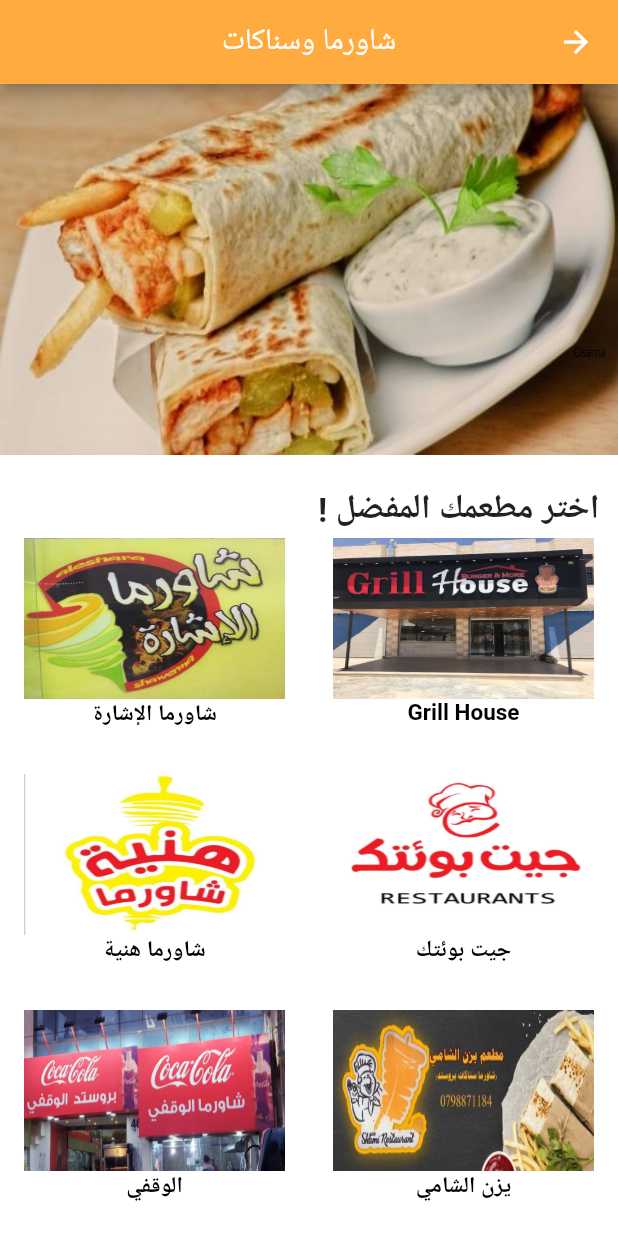
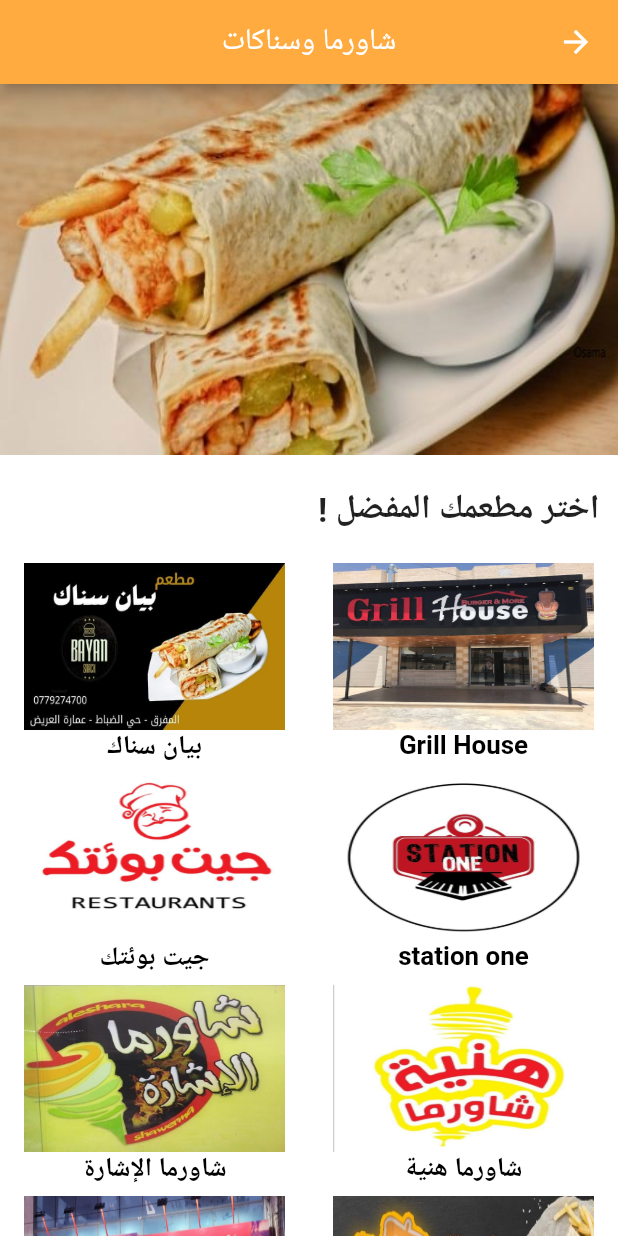
Before and after one commit to OsamaOmari02/Delivery-Time, a Flutter app: the screen it shows once a user with an empty profile is signed in, after a tap on "شاورما وسناكات", on a phone screen of 412 x 824 dp. Run offline on Flutter 3.47's test engine with Material 2 defaults, Android fonts, the phone set to English and light mode, and no system bars; our stand-ins replace carousel_pro, cloud_firestore, firebase_auth, firebase_core, fluttertoast, location and 2 more; accounts and stored records are empty.

```diff
--- a/lib/LanguageProvider.dart
+++ b/lib/LanguageProvider.dart
@@ -127,6 +127,7 @@
     'will reach out to u': 'سيتم التواصل معك قريباً',
     'alert': 'إنتباه !',
     'details': 'التفاصيل',
+    'Do you want to exit an App':'هل تريد الخروج من التطبيق؟',
     'last note':
         'في بعض الحالات (اذا كان الطلب حساس او كبير الحجم او في حال عدم توفر دراجة بتلك اللحظة) سيتم التوصيل عن طريق السيارة وسيتم زيادة نصف دينار على سعر التوصيل.',
   };
@@ -251,6 +252,7 @@
     'will reach out to u': 'We will reach out to you soon !',
     'attention': 'Attention !',
     'details': 'Details',
+    'Do you want to exit an App':'Do you want to exit ?',
     'last note':
         'In some cases we have to use a car instead of a bike,0.50 JD will be added to the delivery price.',
   };
--- a/lib/Shawarma.dart
+++ b/lib/Shawarma.dart
@@ -30,13 +30,13 @@
         },
         title: Image.asset(
           image,
-          height: height * 0.13,
+          height: height * 0.135,
           fit: BoxFit.fill,
         ),
         subtitle: Text(title,
             style: TextStyle(
                 color: provider.isDark? Colors.white:Colors.black,
-                fontSize: 15,
+                fontSize: width*0.042,
                 fontWeight: FontWeight.bold),
             textAlign: TextAlign.center),
       );
@@ -50,7 +50,8 @@
           title: Text(lanProvider.texts('Shawarma & snacks')),
           centerTitle: true,
         ),
-        body: ListView(
+        body: Scrollbar(
+          child: ListView(
             children: [
               SizedBox(
                 height: height * 0.3,
@@ -73,26 +74,28 @@
                   ),
                 ],
               ),
+              SizedBox(height: height * 0.02),
               Container(
-              height: height * 0.7,
-              child: Scrollbar(
+                height: height*1.4,
                 child: GridView(
+                  physics: const NeverScrollableScrollPhysics(),
                   gridDelegate:
-                  const SliverGridDelegateWithMaxCrossAxisExtent(
+                   SliverGridDelegateWithMaxCrossAxisExtent(
                     maxCrossAxisExtent: 220,
-                    mainAxisSpacing: 20,
-                    crossAxisSpacing: 0,
+                    mainAxisSpacing: height*0.004,
+                    crossAxisSpacing:0,
                     childAspectRatio: 3 / 2,
                   ),
                   children: [
                     funImage(
                         'file/grill_house.jpg', "Grill House"),
                     // funImage('file/snap_burger.jpg', "Snap Burger"),
-                    // funImage('file/بيان سناك.jpg', "بيان سناك"),
-                    funImage('file/الإشارة.jpg', "شاورما الإشارة"),
+                    funImage('file/بيان سناك.jpg', "بيان سناك"),
+                    funImage('file/سيتشن ون.jpg', "station one"),
                     // funImage('file/هم هم.jpg', "هم هم بشاير"),
                     funImage('file/جيت بوئتك.jpg', "جيت بوئتك"),
                     funImage('file/شاورما هنية.jpg', "شاورما هنية"),
+                    funImage('file/الإشارة.jpg', "شاورما الإشارة"),
                     // funImage('file/اسطنبولي.jpg', "اسطنبولي"),
                     // funImage('file/الماكولات الشاميه.jpg', "المأكولات الشامية"),
                     funImage('file/يزن الشامي.jpg', "يزن الشامي"),
@@ -105,15 +108,16 @@
                     funImage('file/بوابة دمشق.jpg', "بوابة دمشق"),
                     funImage('file/شاورما عون.jpg', "مطعم عون"),
                     funImage('file/لوزان.jpg', "لوزان"),
-                    funImage('file/سيتشن ون.jpg', "station one"),
+
                     // funImage('file/غير شكل.jpg', "غير شكل"),
                   ],
-                ),
                 ),
               )
             ],
           ),
         ),
+        // bottomSheet: Container(height: height*0.01,),
+      ),
     );
   }
 }
--- a/lib/main.dart
+++ b/lib/main.dart
@@ -1,4 +1,6 @@
 // @dart=2.9
+
+import 'dart:developer';
 
 import 'package:app/Myaccount_screen.dart';
 import 'package:app/Myfavourites_screen.dart';
@@ -62,7 +64,6 @@
 }
 
 class _MyAppState extends State<MyApp> {
-
   @override
   void initState() {
     Provider.of<MyProvider>(context, listen: false).getDarkMode();
@@ -85,7 +86,8 @@
         floatingActionButtonTheme:
             FloatingActionButtonThemeData(backgroundColor: Colors.blue),
       ),
-      darkTheme: ThemeData(brightness: Brightness.dark,accentColor: Colors.white),
+      darkTheme:
+          ThemeData(brightness: Brightness.dark, accentColor: Colors.white),
       routes: {
         'MyHomepage': (context) => MyHomepage(),
         'Signup': (context) => Register(),
@@ -128,7 +130,6 @@
 }
 
 class _MyHomepageState extends State<MyHomepage> {
-
   @override
   void initState() {
     Provider.of<LanProvider>(context, listen: false).getLanguage();
@@ -160,7 +161,7 @@
         ),
         subtitle: Text(title,
             style: TextStyle(
-              fontSize: 16,
+              fontSize: width*0.042,
               fontWeight: FontWeight.bold,
               color: provider.isDark ? Colors.white : Colors.black,
             ),
@@ -187,15 +188,54 @@
                 child: Text(lanProvider.texts(title),
                     style: TextStyle(
                         color: provider.isDark ? Colors.white : Colors.black,
-                        fontSize: 17),
+                        fontSize: width * 0.044),
                     textAlign: TextAlign.center),
               ),
             ),
           ));
     }
 
+    Future<bool> _onWillPop() async {
+      return (await showDialog(
+            context: context,
+            builder: (context) => new AlertDialog(
+              title: new Text(
+                lanProvider.texts('Do you want to exit an App'),
+                textDirection:
+                    lanProvider.isEn ? TextDirection.ltr : TextDirection.rtl,
+                style: const TextStyle(fontSize: 21)
+              ),
+              actions: <Widget>[
+                TextButton(
+                  onPressed: () => Navigator.of(context).pop(true),
+                  child: new Text(
+                    lanProvider.texts('yes?'),
+                    textDirection: lanProvider.isEn
+                        ? TextDirection.ltr
+                        : TextDirection.rtl,
+                    style: const TextStyle(fontSize: 17,color: Colors.red),
+                  ),
+                ),
+                TextButton(
+                  onPressed: () => Navigator.of(context).pop(false),
+                  child: new Text(
+                    lanProvider.texts('cancel?'),
+                    textDirection: lanProvider.isEn
+                        ? TextDirection.ltr
+                        : TextDirection.rtl,
+                    style: const TextStyle(fontSize: 17),
+                  ),
+                ),
+              ],
+            ),
+          )) ??
+          false;
+    }
+
     return Directionality(
       textDirection: lanProvider.isEn ? TextDirection.ltr : TextDirection.rtl,
+      child: WillPopScope(
+        onWillPop: _onWillPop,
         child: Scaffold(
           drawer: MyDrawer(),
           appBar: AppBar(
@@ -250,7 +290,9 @@
             backgroundColor: Theme.of(context).accentColor,
           ),
           body: Container(
+            // height: height,
             alignment: Alignment.center,
+            child: Scrollbar(
               child: ListView(
                 shrinkWrap: true,
                 children: [
@@ -269,8 +311,7 @@
                       dotSpacing: 20,
                       dotIncreasedColor: Colors.black,
                       showIndicator: true,
-                  autoplayDuration:
-                      const Duration(seconds: 2),
+                      autoplayDuration: const Duration(seconds: 2),
                     ),
                   ),
                   SizedBox(height: height * 0.03),
@@ -282,7 +323,8 @@
                           lanProvider.texts('order ur food..'),
                           maxLines: 3,
                           style: TextStyle(
-                          fontSize: width * 0.06, fontWeight: FontWeight.bold),
+                              fontSize: width * 0.06,
+                              fontWeight: FontWeight.bold),
                         ),
                       ),
                     ],
@@ -294,9 +336,10 @@
                     child: ListView(
                       scrollDirection: Axis.horizontal,
                       children: <Widget>[
-                    content(
-                        'file/shawarmah.jpg', "Shawarma & snacks", 'shawarma'),
-                    content('file/3f48b82e3140f7c0.jpg', "homos & falafel", 'homos'),
+                        content('file/shawarmah.jpg', "Shawarma & snacks",
+                            'shawarma'),
+                        content('file/3f48b82e3140f7c0.jpg', "homos & falafel",
+                            'homos'),
                         content('file/unknoswn.png', "Sweets", 'sweets'),
                         content('file/مشروب.jpg', "drinks", 'drinks'),
                       ],
@@ -311,22 +354,22 @@
                           lanProvider.texts('choose ur..'),
                           maxLines: 2,
                           style: TextStyle(
-                          fontWeight: FontWeight.bold, fontSize: width * 0.06),
+                              fontWeight: FontWeight.bold,
+                              fontSize: width * 0.06),
                         ),
                       ),
                     ],
                   ),
                   SizedBox(height: height * 0.02),
                   Container(
-                height: height * 0.7,
-                child: Scrollbar(
+                    height: height * 0.85,
                     child: GridView(
-                    gridDelegate:
-                        const SliverGridDelegateWithMaxCrossAxisExtent(
+                      physics: NeverScrollableScrollPhysics(),
+                      gridDelegate: SliverGridDelegateWithMaxCrossAxisExtent(
                         maxCrossAxisExtent: 220,
-                          mainAxisSpacing: 20,
-                          crossAxisSpacing: 0,
-                      childAspectRatio: 1.5,
+                        mainAxisSpacing: height * 0.002,
+                        crossAxisSpacing: 1,
+                        childAspectRatio: 3 / 2,
                       ),
                       children: [
                         funImage('file/معجنات ورد.png', "معجنات ورد"),
@@ -343,9 +386,10 @@
                         funImage('file/دلع_كرشك.jpg', "دلع كرشك"),
                       ],
                     ),
-                ),
                   )
                 ],
+              ),
+            ),
           ),
         ),
       ),
--- a/pubspec.yaml
+++ b/pubspec.yaml
@@ -33,6 +33,7 @@
   location: ^4.3.0
   intl: ^0.17.0
   change_app_package_name: ^1.0.0
+  share: ^2.0.4
   flutter:
     sdk: flutter
   flutter_launcher_icons: ^0.9.2
```
Also changed, not shown: lib/MyHistory.dart (+7 -0 lines), lib/Myaccount_screen.dart (+8 -0 lines), lib/Myaddress.dart (+7 -0 lines), lib/Myfavourites_screen.dart (+7 -0 lines), lib/Settings.dart (+31 -22 lines), lib/about.dart (+7 -2 lines), lib/drinks.dart (+5 -4 lines), lib/homos.dart (+5 -4 lines), lib/sweets.dart (+6 -5 lines), pubspec.lock. Lines whose indentation alone changed are shown as unchanged.
